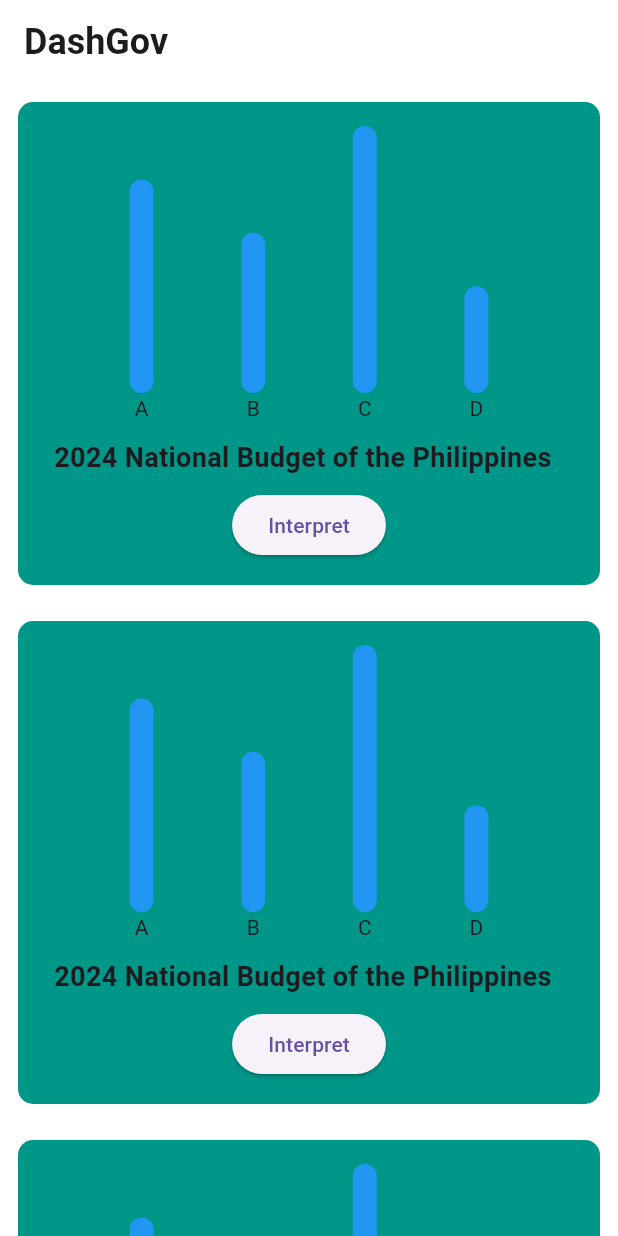
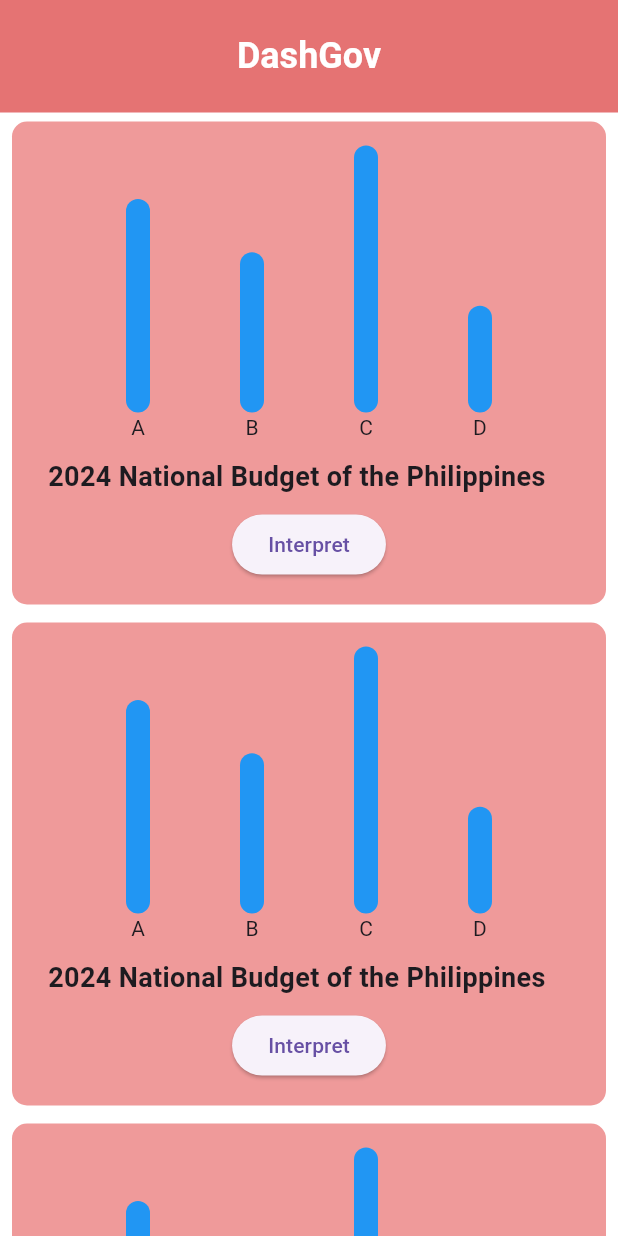
Before and after one commit to clemenex/gdsc-dashboard, a Flutter app: the screen it shows after launch, on a phone screen of 412 x 824 dp. Run offline on Flutter 3.47's test engine with Material 3 defaults, Android fonts, the phone set to English and light mode, and no system bars; drawn by our look-alikes of fl_chart; our stand-ins replace flutter_dotenv, flutter_login.

Commit message:
style: change theme color

```diff
--- a/frontend/lib/pages/dash_home.dart
+++ b/frontend/lib/pages/dash_home.dart
@@ -8,9 +8,14 @@ class DashHomePage extends StatelessWidget {
   Widget build(BuildContext context) {
     return Scaffold(
       appBar: AppBar(
-        backgroundColor: Colors.white,
+        centerTitle: true,
+        toolbarHeight: 75,
+        backgroundColor: Colors.red.shade300,
         title: Text('DashGov',
-            style: TextStyle(fontSize: 24, fontWeight: FontWeight.bold)),
+            style: TextStyle(
+                color: Colors.white,
+                fontSize: 24,
+                fontWeight: FontWeight.bold)),
       ),
       body: Container(
         color: Colors.white,
@@ -18,11 +23,11 @@ class DashHomePage extends StatelessWidget {
           itemCount: 10,
           itemBuilder: (context, index) {
             return Padding(
-              padding: EdgeInsets.all(12.0),
+              padding: EdgeInsets.symmetric(vertical: 6, horizontal: 8),
               child: Container(
                   padding: EdgeInsets.all(16),
                   decoration: BoxDecoration(
-                    color: Colors.teal,
+                    color: Colors.red.shade200,
                     borderRadius: BorderRadius.circular(10),
                   ),
                   child: Column(
```
Also changed, not shown: 1 other file.
